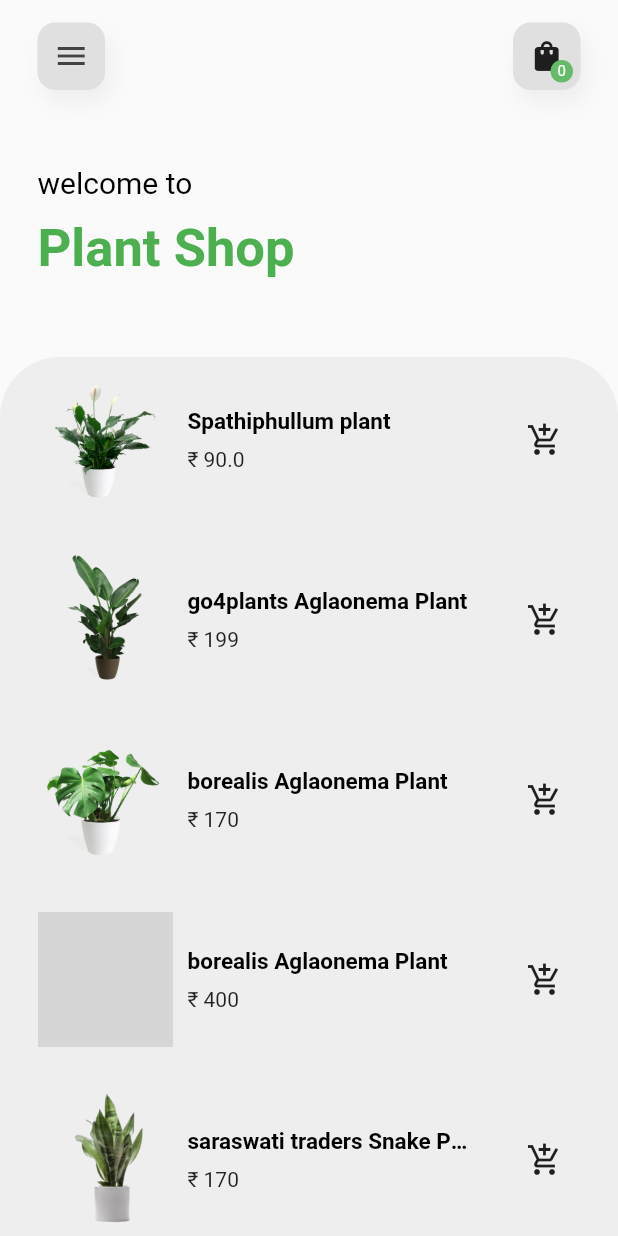
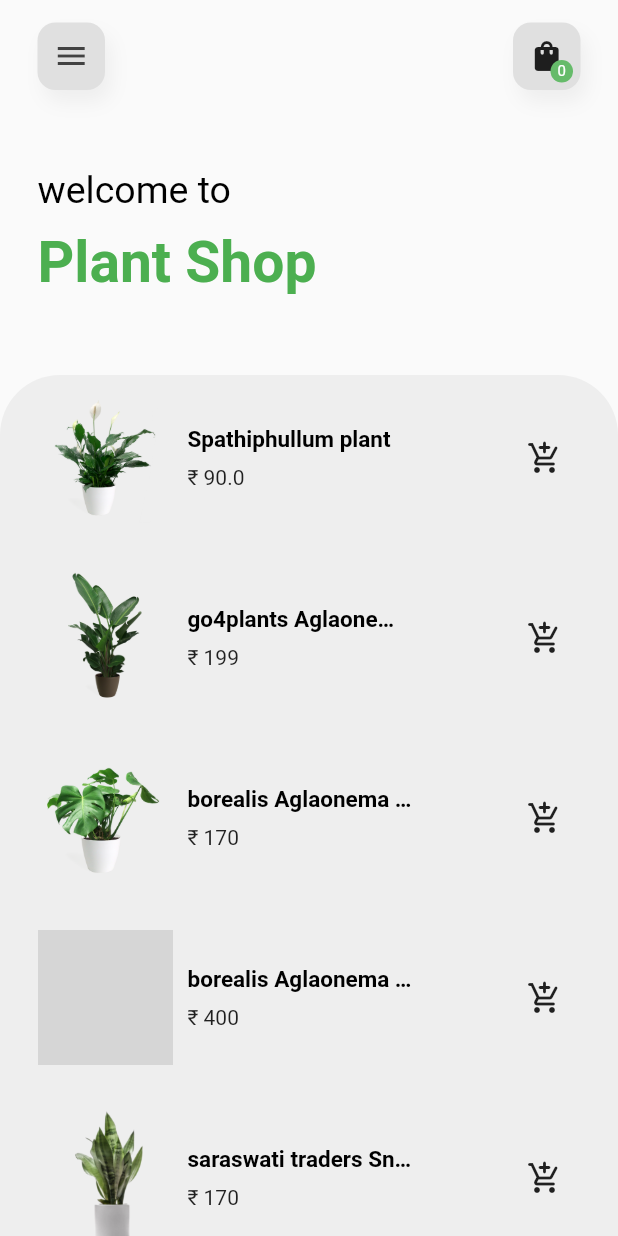
Before and after one commit to aninarafath6/plant_shop-, a Flutter app: the screen it shows after launch, on a phone screen of 412 x 824 dp. Run offline on Flutter 3.47's test engine with Material 2 defaults, Android fonts, the phone set to English and light mode, and no system bars; our stand-ins replace get; grey boxes are pictures that could not be loaded.

Commit message:
home page

```diff
--- a/lib/controllers/cartController.dart
+++ b/lib/controllers/cartController.dart
@@ -17,4 +17,8 @@ class CartController extends GetxController {
       }
     }
   }
+
+  int isExistInCart(int id) {
+    return cartItems.indexWhere((element) => element['id'] == id);
+  }
 }
--- a/lib/widgets/heading.dart
+++ b/lib/widgets/heading.dart
@@ -1,19 +1,19 @@
 import 'package:flutter/material.dart';
 
-Widget heading (){
-return  RichText(
+Widget heading() {
+  return RichText(
     text: TextSpan(
       text: 'welcome to  \n',
       style: TextStyle(
         color: Colors.black,
-          fontSize: 20,
+        fontSize: 25,
         height: 1.5,
       ),
       children: const <TextSpan>[
         TextSpan(
           text: 'Plant Shop',
           style: TextStyle(
-                fontSize: 35, color: Colors.green, fontWeight: FontWeight.bold),
+              fontSize: 38, color: Colors.green, fontWeight: FontWeight.bold),
         ),
       ],
     ),
--- a/lib/widgets/product_card.dart
+++ b/lib/widgets/product_card.dart
@@ -5,12 +5,12 @@ import 'package:getx/controllers/cartController.dart';
 final cartController = Get.put(CartController());
 
 class ProductCard extends StatelessWidget {
+  final int id;
   final String image;
-  final int id;
   final String name;
   final num price;
 
-  const ProductCard({
+  ProductCard({
     Key? key,
     required this.image,
     required this.name,
@@ -45,7 +45,7 @@ class ProductCard extends StatelessWidget {
                 crossAxisAlignment: CrossAxisAlignment.start,
                 children: [
                   Container(
-                    width: 190,
+                    width: 150,
                     child: Text(
                       name,
                       overflow: TextOverflow.ellipsis,
@@ -64,12 +64,21 @@ class ProductCard extends StatelessWidget {
               ),
             ],
           ),
-          IconButton(
-            onPressed: () {
-              cartController.addToCart(id);
-            },
-            icon: Icon(Icons.add_shopping_cart_outlined),
-          ),
+          GetX<CartController>(builder: (controller) {
+            return IconButton(
+              onPressed: () {
+                cartController.addToCart(id);
+              },
+              icon: controller.isExistInCart(id) >= 0
+                  ? Icon(
+                      Icons.task_alt_outlined,
+                      color: Colors.green,
+                    )
+                  : Icon(
+                      Icons.add_shopping_cart_rounded,
+                    ),
+            );
+          }),
         ],
       ),
     );
```
Lines whose indentation alone changed are shown as unchanged.
